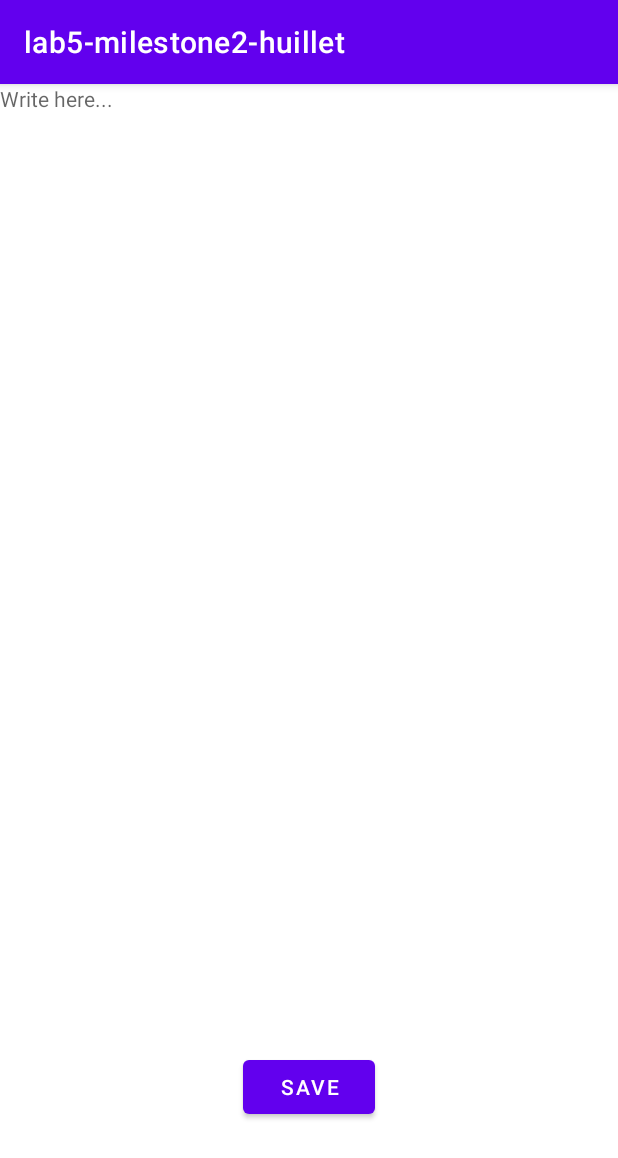
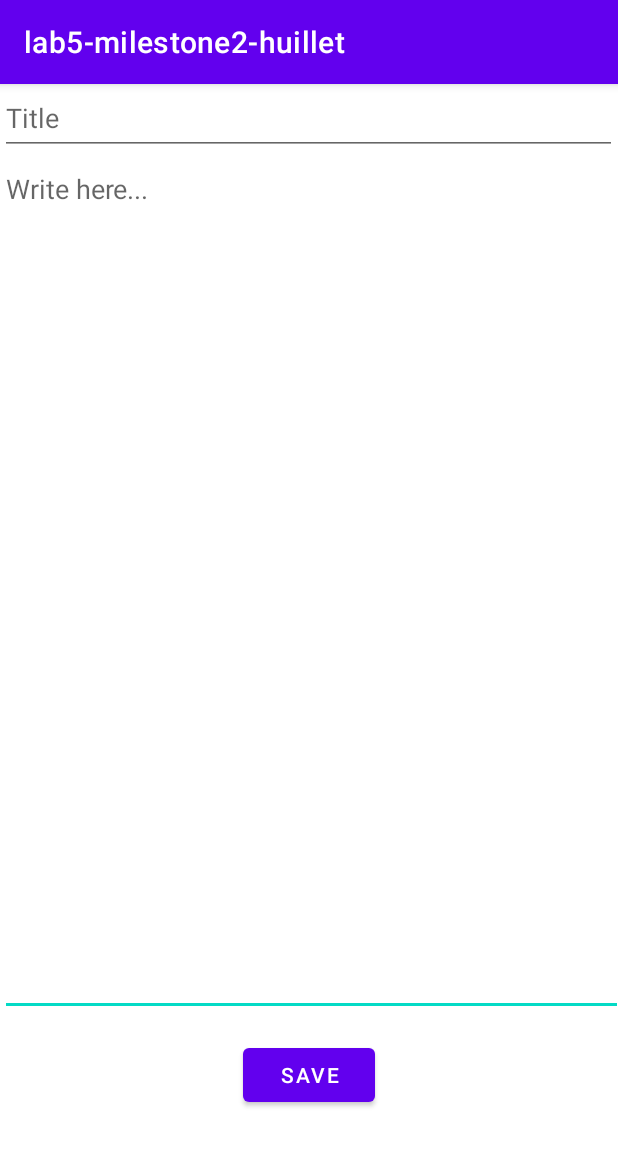
Before and after one commit to huillet/lab5-milestone2-huillet, an Android app: the DisplayActivity screen opened directly, with no data from a screen before it, in the options menu, after a tap on "Add Note", on a phone screen of 412 x 824 dp. Shown: the top 1158 px of the screen. Run offline under Robolectric (Android 15) with nearby library versions, the phone set to English and light mode, and no system bars.

Commit message:
milestone 2 complete

```diff
--- a/app/src/main/java/com/example/lab5_milestone2_huillet/DisplayActivity.java
+++ b/app/src/main/java/com/example/lab5_milestone2_huillet/DisplayActivity.java
@@ -1,33 +1,72 @@
 package com.example.lab5_milestone2_huillet;
 
+import androidx.annotation.NonNull;
 import androidx.appcompat.app.AppCompatActivity;
 
 import android.content.Context;
 import android.content.Intent;
 import android.content.SharedPreferences;
+import android.database.sqlite.SQLiteDatabase;
 import android.os.Bundle;
 import android.view.Menu;
 import android.view.MenuInflater;
 import android.view.MenuItem;
+import android.view.View;
+import android.widget.AdapterView;
+import android.widget.ArrayAdapter;
+import android.widget.ListView;
 import android.widget.TextView;
+
+import java.util.ArrayList;
 
 public class DisplayActivity extends AppCompatActivity {
 
     SharedPreferences sharedPreferences;
 
+    public static ArrayList<Note> notes = new ArrayList<>();
+
     @Override
     protected void onCreate(Bundle savedInstanceState) {
         super.onCreate(savedInstanceState);
         String usernameKey = "username";
-
         setContentView(R.layout.display_activity);
 
+        // Fetch username
         TextView welcomeText = findViewById(R.id.welcomeText);
         Intent intent = getIntent();
-        //String str = intent.getStringExtra("message");
         sharedPreferences = getSharedPreferences("notes", Context.MODE_PRIVATE);
-        String str = sharedPreferences.getString(usernameKey, "");
-        welcomeText.setText("Welcome " + str + "!");
+        String usernameStr = sharedPreferences.getString(usernameKey, "");
+        welcomeText.setText("Welcome " + usernameStr + "!");
+
+        // Get SQLiteDatabase instance
+        Context context = getApplicationContext();
+        SQLiteDatabase sqLiteDatabase = context.openOrCreateDatabase("notes",
+                Context.MODE_PRIVATE, null);
+
+        // Initialize "notes" using readNotes method implemented in DBHelper class. Use the username you
+        //      got from SharedPreferences as param for the readNotes method
+        DBHelper dbHelper = new DBHelper(sqLiteDatabase);
+        notes = dbHelper.readNotes(usernameStr);
+
+        // Create an ArrayList<String> object by iterating over notes object.
+        ArrayList<String> displayNotes = new ArrayList<>();
+        for (Note note : notes) {
+            displayNotes.add(String.format("Title:%s\nDate:%s", note.getTitle(), note.getDate()));
+        }
+
+        // Use ListView view to display notes on screen
+        ArrayAdapter adapter = new ArrayAdapter(this, android.R.layout.simple_list_item_1, displayNotes);
+        ListView listView = (ListView) findViewById(R.id.notesListView);
+        listView.setAdapter(adapter);
+
+        listView.setOnItemClickListener(new AdapterView.OnItemClickListener() {
+            @Override
+            public void onItemClick(AdapterView<?> parent, View view, int position, long id) {
+                Intent intent = new Intent(getApplicationContext(), EditActivity.class);
+                intent.putExtra("noteID", position);
+                startActivity(intent);
+            }
+        });
     }
 
     @Override
@@ -40,6 +79,8 @@ public class DisplayActivity extends AppCompatActivity {
 
     @Override
     public boolean onOptionsItemSelected(MenuItem item) {
+        super.onOptionsItemSelected(item);
+
         switch (item.getItemId()){
             case R.id.logout:
                 sharedPreferences.edit().remove("username").apply();
@@ -47,9 +88,9 @@ public class DisplayActivity extends AppCompatActivity {
                 break;
             case R.id.add:
                 goToEditActivity();
-                break;
+                return true;
         }
-        return super.onOptionsItemSelected(item);
+        return false;
     }
 
     public void goToMainActivity()
--- a/app/src/main/java/com/example/lab5_milestone2_huillet/MainActivity.java
+++ b/app/src/main/java/com/example/lab5_milestone2_huillet/MainActivity.java
@@ -40,7 +40,6 @@ public class MainActivity extends AppCompatActivity {
     public void goToDisplayActivity()
     {
         Intent intent = new Intent(this, DisplayActivity.class);
-        // intent.putExtra("message",s);
         startActivity(intent);
     }
 }
--- a/app/src/main/res/layout/display_activity.xml
+++ b/app/src/main/res/layout/display_activity.xml
@@ -18,7 +18,7 @@
         app:layout_constraintTop_toTopOf="parent" />
 
     <ListView
-        android:id="@+id/noteList"
+        android:id="@+id/notesListView"
         android:layout_width="410dp"
         android:layout_height="679dp"
         android:layout_marginTop="15dp"
--- a/app/src/main/res/layout/edit_activity.xml
+++ b/app/src/main/res/layout/edit_activity.xml
@@ -7,19 +7,31 @@
     tools:context=".EditActivity"
     >
 
-    <TextView
+
+    <EditText
         android:id="@+id/editText"
-        android:layout_width="410dp"
-        android:layout_height="629dp"
+        android:layout_width="415dp"
+        android:layout_height="574dp"
+        android:gravity="top"
         android:hint="Write here..."
+        app:layout_constraintStart_toStartOf="parent"
+        app:layout_constraintTop_toBottomOf="@+id/titleText" />
+
+    <EditText
+        android:id="@+id/titleText"
+        android:layout_width="411dp"
+        android:layout_height="47dp"
+        android:gravity="top"
+        android:hint="Title"
         app:layout_constraintStart_toStartOf="parent"
         app:layout_constraintTop_toTopOf="parent" />
 
     <Button
-        android:id="@+id/save_button"
+        android:id="@+id/saveButton"
         android:layout_width="wrap_content"
         android:layout_height="wrap_content"
         android:layout_marginTop="15dp"
+        android:onClick="onSave"
         android:text="Save"
         app:layout_constraintEnd_toEndOf="parent"
         app:layout_constraintStart_toStartOf="parent"
```
Also changed, not shown: app/src/main/java/com/example/lab5_milestone2_huillet/EditActivity.java (+70 -1 lines).
